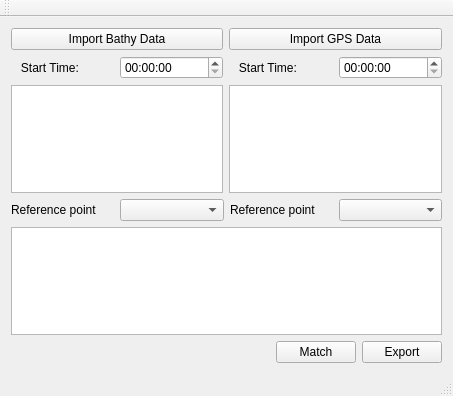
The window that bathysat_post/mainwindow.ui (songyuxiang/Dev) describes before a commit, drawn with Qt 5.
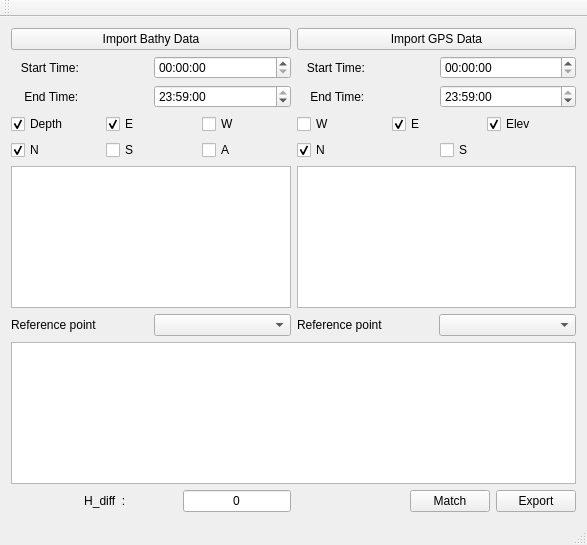
The same window after the commit.

```diff
--- a/bathysat_post/mainwindow.ui
+++ b/bathysat_post/mainwindow.ui
@@ -6,8 +6,8 @@
    <rect>
     <x>0</x>
     <y>0</y>
-    <width>453</width>
-    <height>396</height>
+    <width>587</width>
+    <height>545</height>
    </rect>
   </property>
   <property name="windowTitle">
@@ -39,11 +39,85 @@
        </layout>
       </item>
       <item>
-       <widget class="QPlainTextEdit" name="plainTextEdit_BathyTerminal">
-        <property name="documentTitle">
-         <string/>
-        </property>
-       </widget>
+       <layout class="QHBoxLayout" name="horizontalLayout_2">
+        <item>
+         <widget class="QLabel" name="label_6">
+          <property name="text">
+           <string>    End Time:</string>
+          </property>
+         </widget>
+        </item>
+        <item>
+         <widget class="QTimeEdit" name="timeEdit_BathyEndTime">
+          <property name="time">
+           <time>
+            <hour>23</hour>
+            <minute>59</minute>
+            <second>0</second>
+           </time>
+          </property>
+         </widget>
+        </item>
+       </layout>
+      </item>
+      <item>
+       <layout class="QHBoxLayout" name="horizontalLayout_7">
+        <item>
+         <widget class="QCheckBox" name="checkBox_BathyDepth">
+          <property name="text">
+           <string>Depth</string>
+          </property>
+          <property name="checked">
+           <bool>true</bool>
+          </property>
+         </widget>
+        </item>
+        <item>
+         <widget class="QCheckBox" name="checkBox_BathyE">
+          <property name="text">
+           <string>E</string>
+          </property>
+          <property name="checked">
+           <bool>true</bool>
+          </property>
+         </widget>
+        </item>
+        <item>
+         <widget class="QCheckBox" name="checkBox_BathyW">
+          <property name="text">
+           <string>W</string>
+          </property>
+         </widget>
+        </item>
+       </layout>
+      </item>
+      <item>
+       <layout class="QHBoxLayout" name="horizontalLayout_8">
+        <item>
+         <widget class="QCheckBox" name="checkBox_BathyN">
+          <property name="text">
+           <string>N</string>
+          </property>
+          <property name="checked">
+           <bool>true</bool>
+          </property>
+         </widget>
+        </item>
+        <item>
+         <widget class="QCheckBox" name="checkBox_BathyS">
+          <property name="text">
+           <string>S</string>
+          </property>
+         </widget>
+        </item>
+        <item>
+         <widget class="QCheckBox" name="checkBox_BathyA">
+          <property name="text">
+           <string>A</string>
+          </property>
+         </widget>
+        </item>
+       </layout>
       </item>
      </layout>
     </item>
@@ -57,7 +131,7 @@
        </widget>
       </item>
       <item>
-       <layout class="QHBoxLayout" name="horizontalLayout_2">
+       <layout class="QHBoxLayout" name="horizontalLayout_5">
         <item>
          <widget class="QLabel" name="label_2">
           <property name="text">
@@ -66,16 +140,100 @@
          </widget>
         </item>
         <item>
-         <widget class="QTimeEdit" name="timeEdit_GpsTime"/>
+         <widget class="QTimeEdit" name="timeEdit_GpsStartTime"/>
         </item>
        </layout>
       </item>
       <item>
-       <widget class="QPlainTextEdit" name="plainTextEdit_GpsTerminal"/>
+       <layout class="QHBoxLayout" name="horizontalLayout_6">
+        <item>
+         <widget class="QLabel" name="label_5">
+          <property name="text">
+           <string>    End Time:</string>
+          </property>
+         </widget>
+        </item>
+        <item>
+         <widget class="QTimeEdit" name="timeEdit_GpsEndTime">
+          <property name="time">
+           <time>
+            <hour>23</hour>
+            <minute>59</minute>
+            <second>0</second>
+           </time>
+          </property>
+         </widget>
+        </item>
+       </layout>
+      </item>
+      <item>
+       <layout class="QHBoxLayout" name="horizontalLayout_9">
+        <item>
+         <widget class="QCheckBox" name="checkBox_GpsW">
+          <property name="text">
+           <string>W</string>
+          </property>
+          <property name="checked">
+           <bool>false</bool>
+          </property>
+         </widget>
+        </item>
+        <item>
+         <widget class="QCheckBox" name="checkBox_GpsE">
+          <property name="text">
+           <string>E</string>
+          </property>
+          <property name="checked">
+           <bool>true</bool>
+          </property>
+         </widget>
+        </item>
+        <item>
+         <widget class="QCheckBox" name="checkBox_GpsElev">
+          <property name="text">
+           <string>Elev</string>
+          </property>
+          <property name="checked">
+           <bool>true</bool>
+          </property>
+         </widget>
+        </item>
+       </layout>
+      </item>
+      <item>
+       <layout class="QHBoxLayout" name="horizontalLayout_10">
+        <item>
+         <widget class="QCheckBox" name="checkBox_GpsN">
+          <property name="text">
+           <string>N</string>
+          </property>
+          <property name="checked">
+           <bool>true</bool>
+          </property>
+         </widget>
+        </item>
+        <item>
+         <widget class="QCheckBox" name="checkBox_GpsS">
+          <property name="text">
+           <string>S</string>
+          </property>
+         </widget>
+        </item>
+       </layout>
       </item>
      </layout>
     </item>
-    <item row="1" column="0" colspan="2">
+    <item row="1" column="0">
+     <widget class="QPlainTextEdit" name="plainTextEdit_BathyTerminal">
+      <property name="documentTitle">
+       <string/>
+      </property>
+     </widget>
+    </item>
+    <item row="1" column="1">
+     <widget class="QPlainTextEdit" name="plainTextEdit_GpsTerminal"/>
+    </item>
+    <item row="2" column="0" colspan="2">
      <layout class="QHBoxLayout" name="horizontalLayout_4">
       <item>
        <widget class="QLabel" name="label_3">
@@ -99,14 +257,41 @@
       </item>
      </layout>
     </item>
-    <item row="2" column="0" colspan="2">
-     <widget class="QPlainTextEdit" name="plainTextEdit_MatchResult">
-      <property name="documentTitle">
-       <string/>
-      </property>
-     </widget>
-    </item>
     <item row="3" column="0" colspan="2">
+     <widget class="QPlainTextEdit" name="plainTextEdit_MatchResult">
+      <property name="documentTitle">
+       <string/>
+      </property>
+     </widget>
+    </item>
+    <item row="4" column="0">
+     <layout class="QHBoxLayout" name="horizontalLayout_11">
+      <item>
+       <widget class="QLabel" name="label_7">
+        <property name="text">
+         <string>                      H_diff  :</string>
+        </property>
+       </widget>
+      </item>
+      <item>
+       <widget class="QLineEdit" name="lineEdit_Hdiff">
+        <property name="sizePolicy">
+         <sizepolicy hsizetype="Fixed" vsizetype="Fixed">
+          <horstretch>0</horstretch>
+          <verstretch>0</verstretch>
+         </sizepolicy>
+        </property>
+        <property name="text">
+         <string>0</string>
+        </property>
+        <property name="alignment">
+         <set>Qt::AlignCenter</set>
+        </property>
+       </widget>
+      </item>
+     </layout>
+    </item>
+    <item row="4" column="1">
      <layout class="QHBoxLayout" name="horizontalLayout_3">
       <item>
        <spacer name="horizontalSpacer">
```
Left out of the diff: 4 changed lines with no effect on the pictures.
